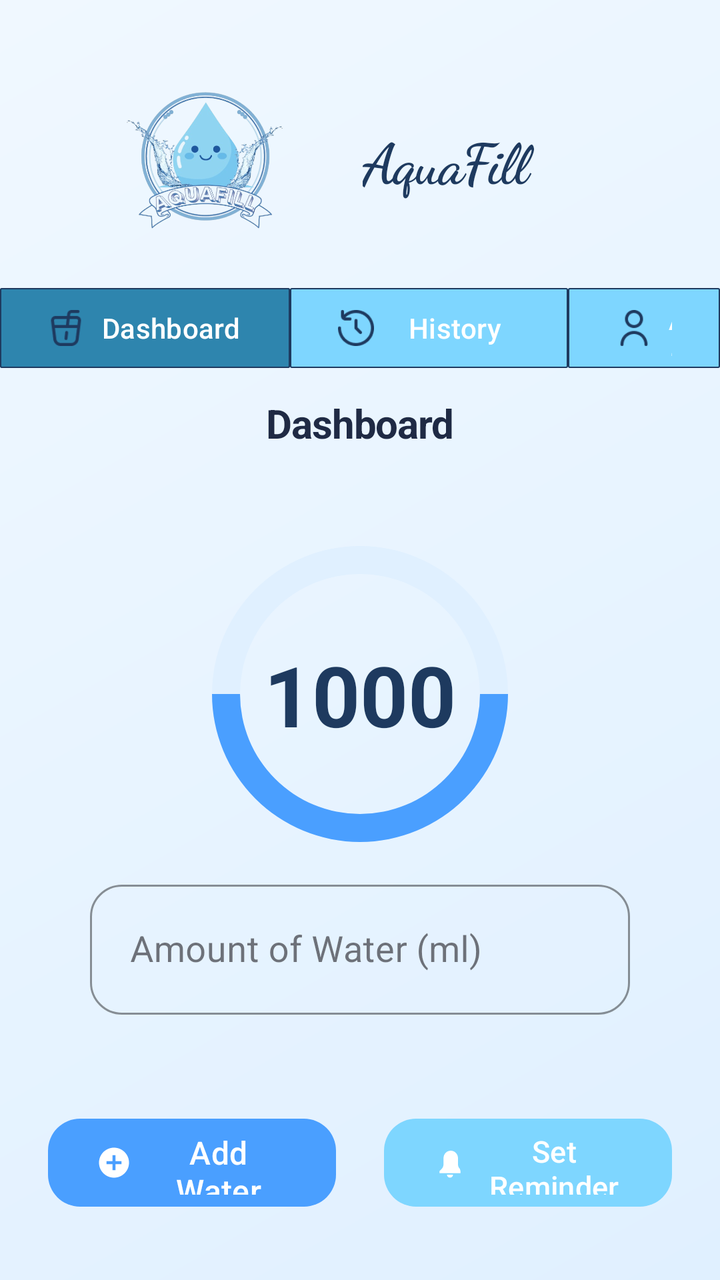
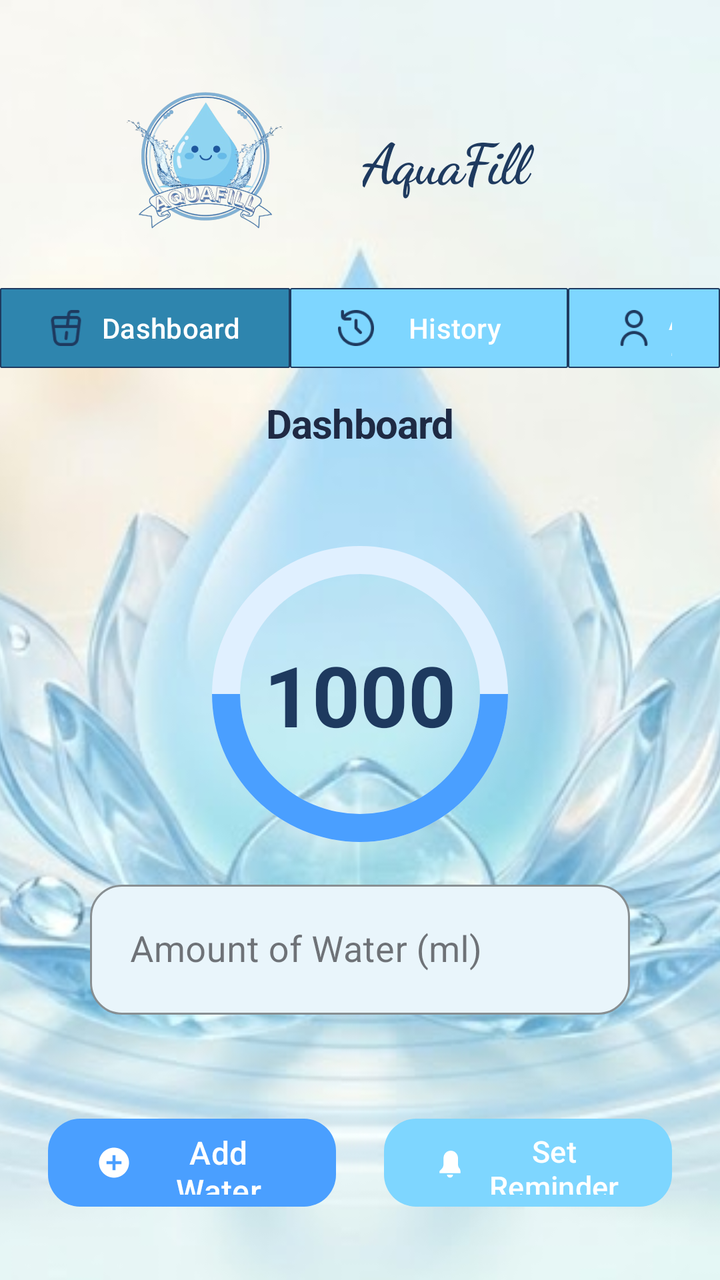

Before-and-after screenshots of an Android layout around one commit, followed by the original layout XML and the change that was made.
<!-- AndroidManifest.xml: application theme Theme.WaterReminder -->
<!-- res/layout/activity_dashboard.xml -->
<?xml version="1.0" encoding="utf-8"?>
<androidx.constraintlayout.widget.ConstraintLayout
    xmlns:android="http://schemas.android.com/apk/res/android"
    xmlns:app="http://schemas.android.com/apk/res-auto"
    xmlns:tools="http://schemas.android.com/tools"
    android:layout_width="match_parent"
    android:layout_height="match_parent"
    android:background="@drawable/bg_aquafill"
    android:fitsSystemWindows="true"
    tools:context=".Dashboard">

    <LinearLayout
        android:id="@+id/header"
        android:layout_width="0dp"
        android:layout_height="wrap_content"
        android:orientation="horizontal"
        android:paddingHorizontal="24dp"
        android:paddingTop="40dp"
        android:gravity="center_vertical"
        app:layout_constraintTop_toTopOf="parent"
        app:layout_constraintStart_toStartOf="parent"
        app:layout_constraintEnd_toEndOf="parent">

        <ImageView
            android:id="@+id/imageView"
            android:layout_width="3dp"
            android:layout_height="80dp"
            android:layout_weight="1"
            app:srcCompat="@drawable/pic" />

        <TextView
            android:layout_width="0dp"
            android:layout_height="wrap_content"
            android:layout_weight="1"
            android:text="AquaFill"
            android:textColor="#1E3A5F"
            android:textSize="28sp"
            android:fontFamily="cursive"
            android:textStyle="bold"
            android:letterSpacing="-0.02" />

    </LinearLayout>

    <LinearLayout
        android:id="@+id/navBar"
        android:layout_width="0dp"
        android:layout_height="wrap_content"
        android:orientation="horizontal"
        android:paddingHorizontal="0dp"
        android:paddingTop="20dp"
        android:gravity="center_vertical"
        app:layout_constraintTop_toBottomOf="@+id/header"
        app:layout_constraintStart_toStartOf="parent"
        app:layout_constraintEnd_toEndOf="parent">

        <com.google.android.material.button.MaterialButton
            android:id="@+id/btnDashboard"
            style="@style/Widget.Material3.Button"
            android:layout_width="145dp"
            android:layout_height="48dp"
            android:text="Dashboard"
            android:textSize="14sp"
            app:backgroundTint="#2E85AE"
            app:cornerRadius="1dp"
            app:icon="@drawable/drinkdash"
            app:iconTint="#1E3A5F"
            app:strokeColor="#1E3A5F"
            app:strokeWidth="0.5dp" />

        <com.google.android.material.button.MaterialButton
            android:id="@+id/btnHisto"
            style="@style/Widget.Material3.Button"
            android:layout_width="139dp"
            android:layout_height="48dp"
            android:text="History"
            android:textSize="14sp"
            app:icon="@drawable/histdash"
            app:cornerRadius="1dp"
            app:backgroundTint="#7ED6FF"
            app:iconTint="#1E3A5F"
            app:strokeColor="#1E3A5F"
            app:strokeWidth="0.5dp" />

        <com.google.android.material.button.MaterialButton
            android:id="@+id/btnAcc"
            style="@style/Widget.Material3.Button"
            android:layout_width="wrap_content"
            android:layout_height="48dp"
            android:text="Account"
            android:textSize="14sp"
            app:icon="@drawable/acc"
            app:cornerRadius="1dp"
            app:backgroundTint="#7ED6FF"
            app:iconTint="#1E3A5F"
            app:strokeColor="#1E3A5F"
            app:strokeWidth="0.5dp" />
    </LinearLayout>
    <TextView
        android:id="@+id/tvDashTitle"
        android:layout_width="wrap_content"
        android:layout_height="wrap_content"
        android:text="Dashboard"
        android:textColor="#1F2A44"
        android:textSize="20sp"
        android:textStyle="bold"
        android:letterSpacing="-0.02"
        android:layout_marginTop="10dp"
        app:layout_constraintStart_toStartOf="parent"
        app:layout_constraintEnd_toEndOf="parent"
        app:layout_constraintTop_toBottomOf="@id/navBar"/>

    <androidx.constraintlayout.widget.ConstraintLayout
        android:id="@+id/progress_container"
        android:layout_width="0dp"
        android:layout_height="wrap_content"
        android:layout_marginTop="32dp"
        app:layout_constraintTop_toBottomOf="@id/tvDashTitle"
        app:layout_constraintStart_toStartOf="parent"
        app:layout_constraintEnd_toEndOf="parent">

        <ProgressBar
            android:id="@+id/progressBar"
            style="?android:attr/progressBarStyleHorizontal"
            android:layout_width="180dp"
            android:layout_height="180dp"
            android:progress="50"
            android:max="100"
            android:progressDrawable="@drawable/progress"
            app:layout_constraintTop_toTopOf="parent"
            app:layout_constraintStart_toStartOf="parent"
            app:layout_constraintEnd_toEndOf="parent" />

        <TextView
            android:id="@+id/tvWaterIntake"
            android:layout_width="wrap_content"
            android:layout_height="wrap_content"
            android:text="1000"
            android:textSize="42sp"
            android:textStyle="bold"
            android:textColor="#1E3A5F"
            app:layout_constraintTop_toTopOf="@id/progressBar"
            app:layout_constraintBottom_toBottomOf="@id/progressBar"
            app:layout_constraintStart_toStartOf="@id/progressBar"
            app:layout_constraintEnd_toEndOf="@id/progressBar" />

        <TextView
            android:id="@+id/tvDailyGoal"
            android:layout_width="wrap_content"
            android:layout_height="wrap_content"
            android:textSize="16sp"
            android:textColor="#6B8EBD"
            app:layout_constraintTop_toBottomOf="@id/tvWaterIntake"
            app:layout_constraintStart_toStartOf="@id/progressBar"
            app:layout_constraintEnd_toEndOf="@id/progressBar"
            android:layout_marginTop="4dp" />

        <com.google.android.material.textfield.TextInputLayout
        android:layout_width="match_parent"
        android:layout_height="wrap_content"
        android:layout_marginBottom="24dp"
        app:layout_constraintTop_toBottomOf="@+id/progressBar"
        app:boxBackgroundMode="outline"
        app:boxCornerRadiusBottomEnd="16dp"
        app:boxCornerRadiusBottomStart="16dp"
        app:boxCornerRadiusTopEnd="16dp"
        app:boxCornerRadiusTopStart="16dp"
        app:boxStrokeColor="#4794D3"
        app:hintTextColor="#4794D3"
        style="@style/Widget.MaterialComponents.TextInputLayout.OutlinedBox">

        <com.google.android.material.textfield.TextInputEditText
            android:id="@+id/etAmount"
            android:layout_width="match_parent"
            android:layout_height="65dp"
            android:hint="Amount of Water (ml)"
            android:inputType="number"
            android:textSize="18sp"
            android:paddingStart="20dp"
            android:paddingEnd="20dp"
            android:layout_marginEnd="45dp"
            android:layout_marginStart="45dp" />
        </com.google.android.material.textfield.TextInputLayout>

    </androidx.constraintlayout.widget.ConstraintLayout>

    <LinearLayout
        android:layout_width="0dp"
        android:layout_height="wrap_content"
        android:orientation="horizontal"
        android:gravity="center"
        android:layout_marginTop="48dp"
        app:layout_constraintTop_toBottomOf="@id/progress_container"
        app:layout_constraintStart_toStartOf="parent"
        app:layout_constraintEnd_toEndOf="parent"
        android:paddingHorizontal="24dp">

        <com.google.android.material.button.MaterialButton
            android:id="@+id/btnAdd"
            style="@style/Widget.Material3.Button"
            android:layout_width="0dp"
            android:layout_weight="1"
            android:layout_height="52dp"
            android:text="Add Water"
            android:textSize="16sp"
            app:icon="@drawable/add_water"
            app:cornerRadius="16dp"
            app:backgroundTint="#4A9FFF"
            android:layout_marginEnd="12dp" />

        <com.google.android.material.button.MaterialButton
            android:id="@+id/btnReminder"
            style="@style/Widget.Material3.Button"
            android:layout_width="0dp"
            android:layout_weight="1"
            android:layout_height="52dp"
            android:text="Set Reminder"
            android:textSize="15sp"
            app:icon="@drawable/icon_bell"
            app:cornerRadius="16dp"
            app:backgroundTint="#7ED6FF"
            android:layout_marginStart="12dp" />

    </LinearLayout>


</androidx.constraintlayout.widget.ConstraintLayout>
<!-- resources referenced by this layout -->
<resources>
  <!-- drawable acc: png bitmap (drawable, 785 bytes) -->
  <!-- drawable add_water (drawable) -->
  <vector xmlns:android="http://schemas.android.com/apk/res/android"
      android:width="24dp"
      android:height="24dp"
      android:viewportWidth="24"
      android:viewportHeight="24">
      <path
          android:fillColor="#FFFFFF"
          android:pathData="M12,2C6.48,2 2,6.48 2,12C2,17.52 6.48,22 12,22C17.52,22 22,17.52 22,12C22,6.48 17.52,2 12,2ZM17,13H13V17H11V13H7V11H11V7H13V11H17V13Z" />
  </vector>
  <!-- drawable bg_aquafill (drawable) -->
  <shape xmlns:android="http://schemas.android.com/apk/res/android">
      <gradient
          android:startColor="#E0F0FF"
          android:endColor="#F0F8FF"
          android:angle="135"/>
  </shape>
  <!-- drawable drinkdash: png bitmap (drawable, 769 bytes) -->
  <!-- drawable histdash: png bitmap (drawable, 953 bytes) -->
  <!-- drawable icon_bell (drawable) -->
  <vector xmlns:android="http://schemas.android.com/apk/res/android"
      android:width="24dp"
      android:height="24dp"
      android:viewportWidth="24"
      android:viewportHeight="24">
      <path
          android:fillColor="#FFFFFF"
          android:pathData="M19,17.59L19,19L5,19L5,17.59L6.41,16.17C7.17,15.41 7.67,14.36 7.67,13.17L7.67,9C7.67,6.24 9.83,4 12.5,4C15.17,4 17.33,6.24 17.33,9L17.33,13.17C17.33,14.36 17.83,15.41 18.59,16.17L19,17.59ZM14,20C14,21.1 13.1,22 12,22C10.9,22 10,21.1 10,20L14,20Z" />
  </vector>
  <!-- drawable pic: png bitmap (drawable, 244769 bytes) -->
  <!-- drawable progress (drawable) -->
  <layer-list xmlns:android="http://schemas.android.com/apk/res/android">
      <item>
          <shape android:shape="ring"
              android:thickness="14dp"
              android:useLevel="false">
              <solid android:color="#E0F0FF"/>
              <corners android:radius="100dp"/>
          </shape>
      </item>
      <item>
          <shape android:shape="ring"
              android:thickness="14dp"
              android:useLevel="true">
              <solid android:color="#4A9FFF"/>
              <corners android:radius="100dp"/>
          </shape>
      </item>
  </layer-list>
  <style name="Theme.WaterReminder" parent="Base.Theme.WaterReminder" />
  <style name="Base.Theme.WaterReminder" parent="Theme.Material3.DayNight.NoActionBar">
          
          
      </style>
</resources>

<!-- the commit's change to res/layout/activity_dashboard.xml (unified diff, before → after) -->
@@ -9,6 +9,16 @@
     android:fitsSystemWindows="true"
     tools:context=".Dashboard">
 
+    <ImageView
+        android:layout_width="0dp"
+        android:layout_height="0dp"
+        android:src="@drawable/bgwater"
+        android:scaleType="centerCrop"
+        tools:ignore="MissingConstraints"
+        app:layout_constraintTop_toTopOf="parent"
+        app:layout_constraintBottom_toBottomOf="parent"
+        app:layout_constraintStart_toStartOf="parent"
+        app:layout_constraintEnd_toEndOf="parent" />
     <LinearLayout
         android:id="@+id/header"
         android:layout_width="0dp"
@@ -159,6 +169,7 @@
         android:layout_height="wrap_content"
         android:layout_marginBottom="24dp"
         app:layout_constraintTop_toBottomOf="@+id/progressBar"
+        app:boxBackgroundColor="#E9F5FB"
         app:boxBackgroundMode="outline"
         app:boxCornerRadiusBottomEnd="16dp"
         app:boxCornerRadiusBottomStart="16dp"
<!-- resource entries referenced after the edit -->
@@ -18,6 +18,7 @@
           android:endColor="#F0F8FF"
           android:angle="135"/>
   </shape>
+  <!-- drawable bgwater: png bitmap (drawable, 424858 bytes) -->
   <!-- drawable drinkdash: png bitmap (drawable, 769 bytes) -->
   <!-- drawable histdash: png bitmap (drawable, 953 bytes) -->
   <!-- drawable icon_bell (drawable) -->
